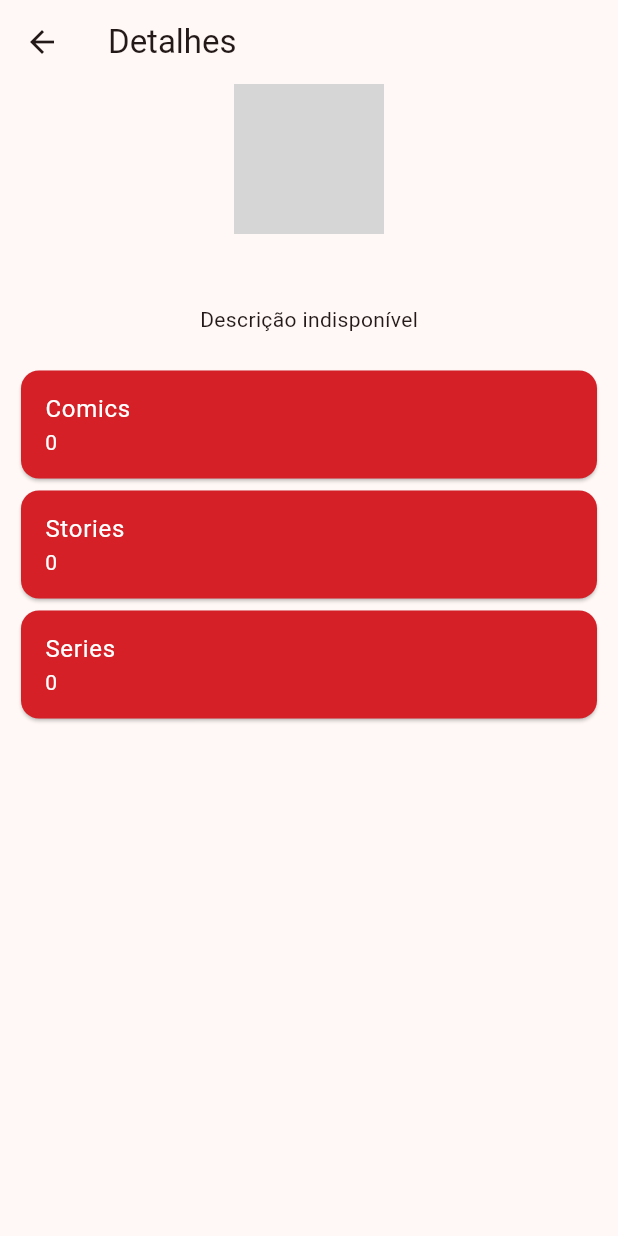
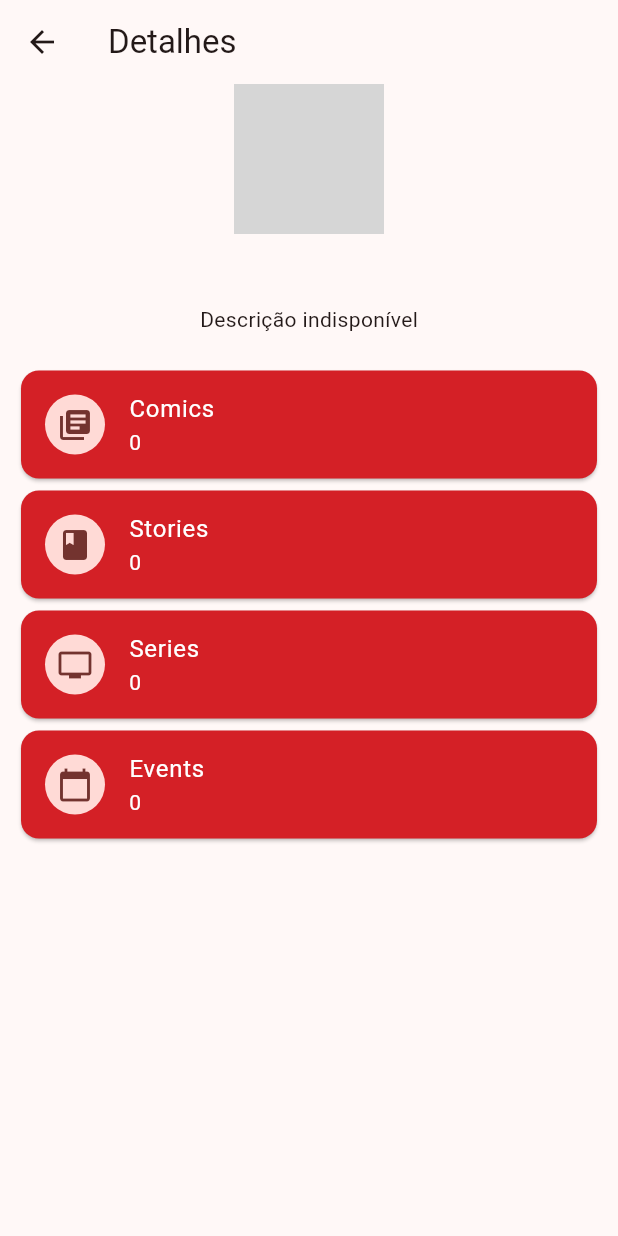
Before and after one commit to alanrps/code-hero, a Flutter app: the Details screen opened directly with empty values, on a phone screen of 412 x 824 dp. Run offline on Flutter 3.47's test engine with Material 3 defaults, Android fonts, the light colour scheme and no system bars; our stand-ins replace dio, flutter_dotenv, hexcolor; network calls fail; grey boxes are pictures that could not be loaded.

Commit message:
Update screen details and improviments

```diff
--- /dev/null
+++ b/desafio_tecnico/lib/components/containerCard.dart
@@ -0,0 +1,29 @@
+import 'package:flutter/material.dart';
+import 'package:hexcolor/hexcolor.dart';
+
+class ContainerCard extends StatelessWidget {
+  final String title;
+  final String value;
+  final IconData icon;
+
+  ContainerCard({required this.title, required this.value, required this.icon});
+
+  @override
+  Widget build(BuildContext context) {
+    return Card(
+      color: HexColor('#D42026'),
+      // elevation: 4.0,
+      // margin: EdgeInsets.symmetric(vertical: 5.0),
+      child: ListTile(
+        leading: CircleAvatar(
+          child: Icon(icon),
+        ),
+        title: Text(
+          title,
+          style: TextStyle(color: Colors.white),
+        ),
+        subtitle: Text(value, style: TextStyle(color: Colors.white)),
+      ),
+    );
+  }
+}
--- a/desafio_tecnico/lib/views/details.dart
+++ b/desafio_tecnico/lib/views/details.dart
@@ -1,5 +1,8 @@
+import 'package:code_hero/components/containerCard.dart';
 import 'package:code_hero/models/Character.dart';
+import 'package:flutter/cupertino.dart';
 import 'package:flutter/material.dart';
+import 'package:flutter/widgets.dart';
 import 'package:hexcolor/hexcolor.dart';
 
 class Details extends StatefulWidget {
@@ -8,14 +11,13 @@ class Details extends StatefulWidget {
 }
 
 class _DetailsState extends State<Details> {
-  int _counter = 0;
   late Character character;
-
-  void _incrementCounter() {
-    setState(() {
-      _counter++;
-    });
-  }
+  Map<String, IconData> icons = {
+    'Comics': Icons.library_books,
+    'Stories': Icons.book,
+    'Series': Icons.tv,
+    'Events': Icons.calendar_today,
+  };
 
   @override
   Widget build(BuildContext context) {
@@ -25,7 +27,8 @@ class _DetailsState extends State<Details> {
       appBar: AppBar(
         title: Text('Detalhes'),
       ),
-      body: Center(
+      body: SingleChildScrollView(
+        child: Center(
           child: Column(
             mainAxisAlignment: MainAxisAlignment.start,
             children: <Widget>[
@@ -35,11 +38,18 @@ class _DetailsState extends State<Details> {
               ),
               Padding(
                 padding: const EdgeInsets.all(8.0),
-              child: Text(character.name, style: TextStyle(fontWeight: FontWeight.bold),),
+                child: Text(
+                  character.name,
+                  style: TextStyle(fontWeight: FontWeight.bold),
+                ),
               ),
               Padding(
                 padding: const EdgeInsets.all(10),
-              child: Text(character.description != '' ? character.description : 'Descrição indisponível', textAlign: TextAlign.justify),
+                child: Text(
+                    character.description != ''
+                        ? character.description
+                        : 'Descrição indisponível',
+                    textAlign: TextAlign.justify),
               ),
               Container(
                 padding: EdgeInsets.all(10.0),
@@ -48,44 +58,25 @@ class _DetailsState extends State<Details> {
                     ContainerCard(
                         title: 'Comics',
                         value: character.comicsAmount.toString(),
-              ),
+                        icon: icons['Comics'] ?? Icons.error),
                     ContainerCard(
                         title: 'Stories',
-                value: character.seriesAmount.toString(),
-              ),
+                        value: character.storiesAmount.toString(),
+                        icon: icons['Stories'] ?? Icons.error),
                     ContainerCard(
                         title: 'Series',
                         value: character.seriesAmount.toString(),
-              ),
-              // ContainerCard(
-              //   title: 'Título 4',
-              //   value: 'Valor 4',
-              // ),
+                        icon: icons['Series'] ?? Icons.error),
+                    ContainerCard(
+                        title: 'Events',
+                        value: character.eventsAmount.toString(),
+                        icon: icons['Events'] ?? Icons.error),
                   ],
                 ),
               ),
             ],
           ),
         ),
-    );
-  }
-}
-
-class ContainerCard extends StatelessWidget {
-  final String title;
-  final String value;
-
-  ContainerCard({required this.title, required this.value});
-
-  @override
-  Widget build(BuildContext context) {
-    return Card(
-      color: HexColor('#D42026'),
-      // elevation: 4.0,
-      // margin: EdgeInsets.symmetric(vertical: 5.0),
-      child: ListTile(
-        title: Text(title, style: TextStyle(color: Colors.white),),
-        subtitle: Text(value, style: TextStyle(color: Colors.white)),
       ),
     );
   }
```
Also changed, not shown: desafio_tecnico/lib/main.dart (+1 -15 lines), desafio_tecnico/lib/views/homePage.dart (+159 -58 lines). Lines whose indentation alone changed are shown as unchanged.
